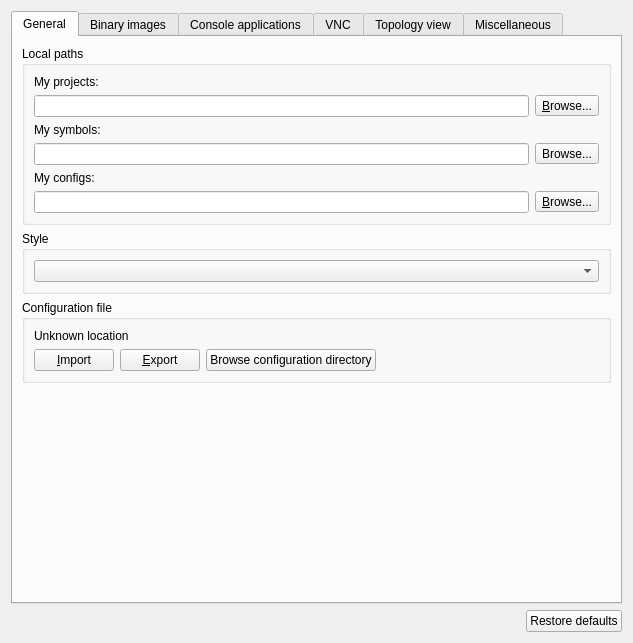
First picture: the form in gns3/ui/general_preferences_page.ui, repository GNS3/gns3-gui, before the edit.
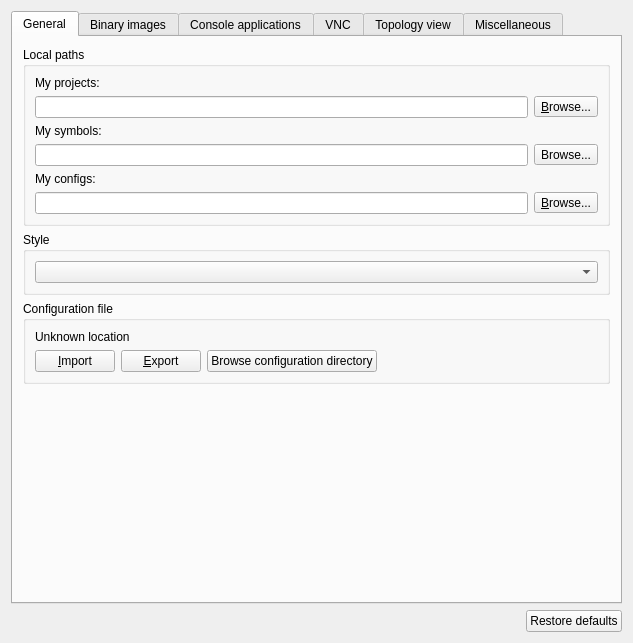
Second picture: the form after the edit.

Commit message: Force content margins for tab layouts.

```diff
--- a/gns3/ui/general_preferences_page.ui
+++ b/gns3/ui/general_preferences_page.ui
@@ -30,6 +30,9 @@
        <string>General</string>
       </attribute>
       <layout class="QVBoxLayout" name="verticalLayout_4">
+       <property name="margin">
+        <number>10</number>
+       </property>
        <item>
         <widget class="QGroupBox" name="uiLocalPathsGroupBox">
          <property name="title">
```
Left out of the diff: 17 changed lines with no effect on the pictures. The commit also changes 20 other files.
